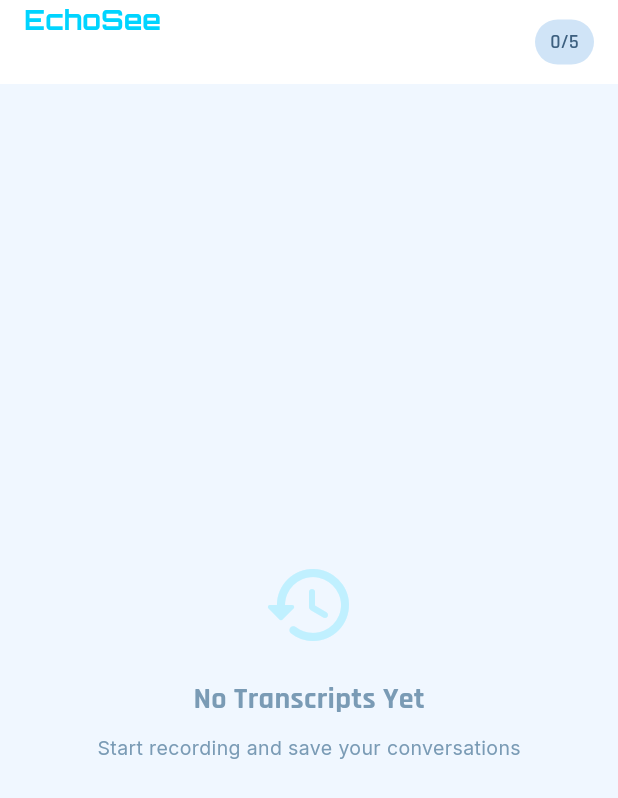
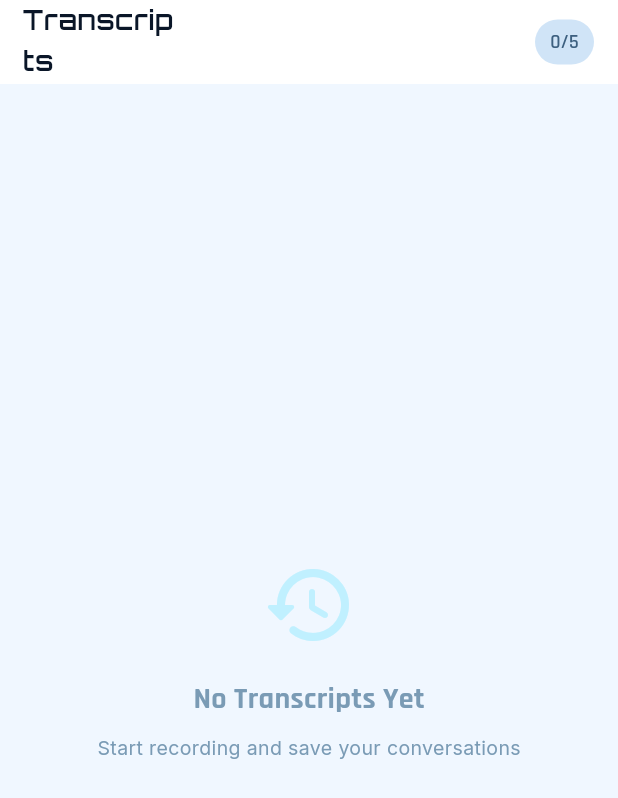
Before and after one commit to ghazanfar-ali-tech/echosee_app, a Flutter app: the TranscriptsTab screen opened directly, on a phone screen of 412 x 824 dp. Shown: the top 798 px of the screen. Run offline on Flutter 3.47's test engine with Material 3 defaults, Android fonts, the light colour scheme and no system bars; our stand-ins replace connectivity_plus, firebase_auth, firebase_core, flutter_blue_plus, flutter_local_notifications, flutter_tts and 8 more; missing offline and left inert: bluetooth_classic; accounts and stored records are empty.

Commit message:
22 May 2026

```diff
--- a/lib/setting_screen.dart
+++ b/lib/Settings_Screens/setting_screen.dart
@@ -88,7 +88,7 @@ class SettingsScreen extends StatelessWidget {
               style: GoogleFonts.orbitron(
                 fontSize: size.width * 0.05,
                 fontWeight: FontWeight.w700,
-                color: AppColors.primary,
+                color: Theme.of(context).colorScheme.onSurface,
               ),
             ),
           ),
--- a/lib/main.dart
+++ b/lib/main.dart
@@ -3,7 +3,7 @@ import 'package:echosee_app/app_theme.dart';
 import 'package:echosee_app/bluetooth_screen.dart';
 import 'package:echosee_app/constants.dart';
 import 'package:echosee_app/home_screen.dart';
-import 'package:echosee_app/login_screen.dart';
+import 'package:echosee_app/auth_UI/login_screen.dart';
 import 'package:echosee_app/provider/auth_providers/login_provider.dart';
 import 'package:echosee_app/provider/auth_providers/signup_provider.dart';
 import 'package:echosee_app/provider/bluetooth_provider.dart';
@@ -11,7 +11,7 @@ import 'package:echosee_app/provider/setting_provider.dart';
 import 'package:echosee_app/provider/sub_title_provider.dart';
 import 'package:echosee_app/provider/trans_script_provider.dart';
 import 'package:echosee_app/services/notification_services.dart';
-import 'package:echosee_app/signup_screen.dart';
+import 'package:echosee_app/auth_UI/signup_screen.dart';
 import 'package:echosee_app/splash_screen.dart';
 import 'package:echosee_app/terms_of_service_screen.dart';
 import 'package:echosee_app/privacy_policy_screen.dart';
--- a/lib/transcript_screen.dart
+++ b/lib/transcript_screen.dart
@@ -53,13 +53,14 @@ class _TranscriptsTabState extends State<TranscriptsTab> {
                 : null,
             leading: !_searchExpanded
                 ? Padding(
-                    padding: const EdgeInsets.only(left: 16),
+                    padding: const EdgeInsets.only(left: 15),
                     child: Text(
-                      'EchoSee',
+                      'Transcripts',
                       style: GoogleFonts.orbitron(
+                        color: Theme.of(context).colorScheme.onSurface,
                         fontSize: 18,
-                        fontWeight: FontWeight.w700,
-                        color: AppColors.primary,
+                        fontWeight: FontWeight.w600,
+                        letterSpacing: 0.3,
                       ),
                     ),
                   )
--- a/pubspec.yaml
+++ b/pubspec.yaml
@@ -82,6 +82,8 @@ dependencies:
   google_sign_in: ^6.2.1
   url_launcher: ^6.2.5
   flutter_local_notifications: ^19.5.0
+  cloudinary_flutter: ^1.3.0
+  cloud_firestore: ^6.4.1
 
 
 
```
Also changed, not shown: lib/speech_to_text_screen.dart (+5 -5 lines), lib/auth_UI/login_screen.dart (renamed from lib/login_screen.dart), lib/auth_UI/signup_screen.dart (renamed from lib/signup_screen.dart), pubspec.lock, 3 other files.
